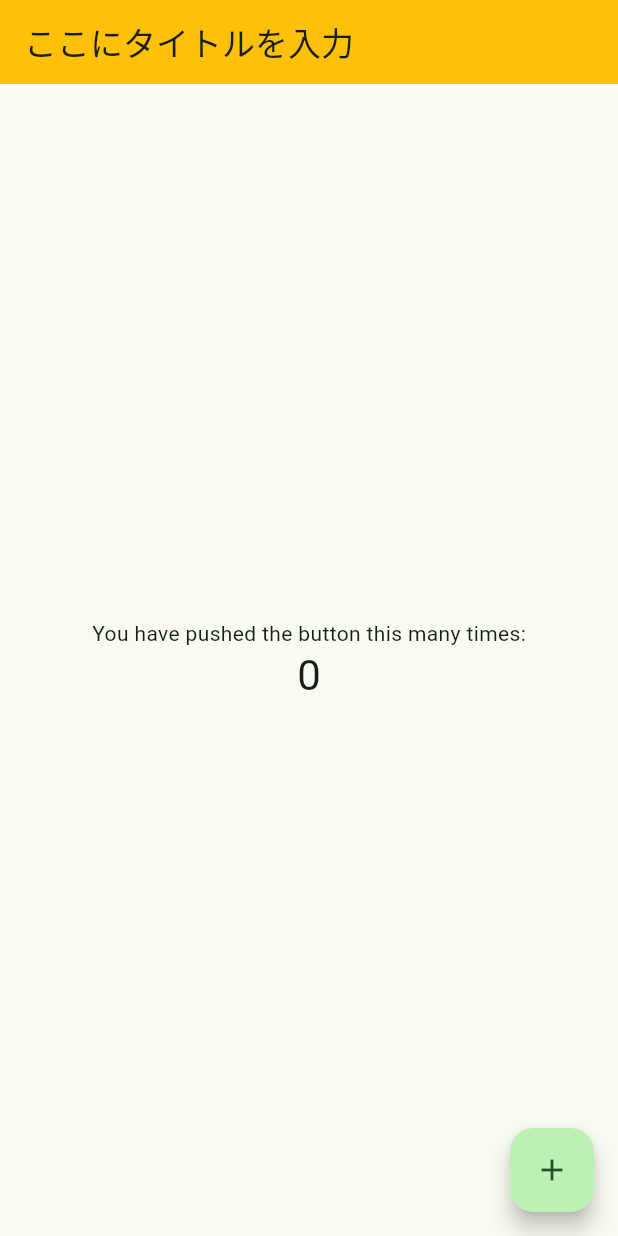
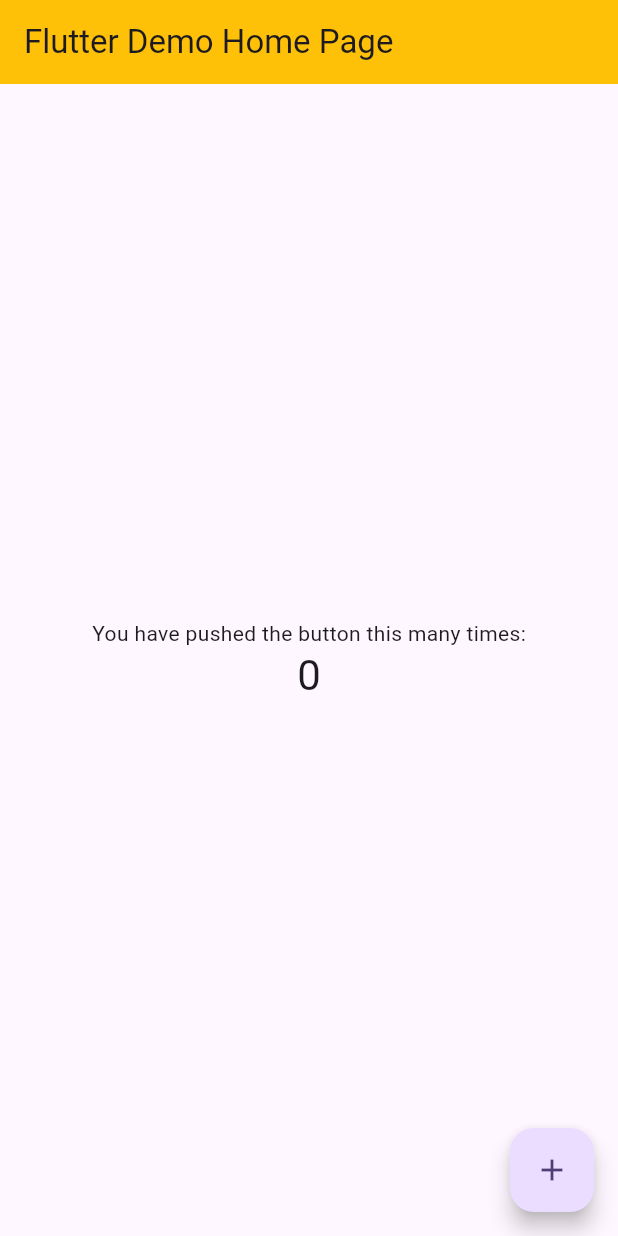
Before and after one commit to mistralll/flutter_playground, a Flutter app: the screen it shows after launch, on a phone screen of 412 x 824 dp. Run offline on Flutter 3.47's test engine with Material 3 defaults, Android fonts, the phone set to English and light mode, and no system bars.

Commit message:
clean: remove comments

```diff
--- a/lib/main.dart
+++ b/lib/main.dart
@@ -7,29 +7,12 @@ void main() {
 class MyApp extends StatelessWidget {
   const MyApp({super.key});
 
-  // This widget is the root of your application.
   @override
   Widget build(BuildContext context) {
     return MaterialApp(
       title: 'Flutter Demo',
       theme: ThemeData(
-        // This is the theme of your application.
-        //
-        // TRY THIS: Try running your application with "flutter run". You'll see
-        // the application has a purple toolbar. Then, without quitting the app,
-        // try changing the seedColor in the colorScheme below to Colors.green
-        // and then invoke "hot reload" (save your changes or press the "hot
-        // reload" button in a Flutter-supported IDE, or press "r" if you used
-        // the command line to start the app).
-        //
-        // Notice that the counter didn't reset back to zero; the application
-        // state is not lost during the reload. To reset the state, use hot
-        // restart instead.
-        //
-        // This works for code too, not just values: Most code changes can be
-        // tested with just a hot reload.
-        colorScheme: ColorScheme.fromSeed(seedColor: Colors.green),
-        // colorScheme: ColorScheme.fromSeed(seedColor: Colors.deepPurple),
+        colorScheme: ColorScheme.fromSeed(seedColor: Colors.deepPurple),
         useMaterial3: true,
       ),
       home: const MyHomePage(title: 'Flutter Demo Home Page'),
@@ -39,15 +22,6 @@ class MyApp extends StatelessWidget {
 
 class MyHomePage extends StatefulWidget {
   const MyHomePage({super.key, required this.title});
-
-  // This widget is the home page of your application. It is stateful, meaning
-  // that it has a State object (defined below) that contains fields that affect
-  // how it looks.
-
-  // This class is the configuration for the state. It holds the values (in this
-  // case the title) provided by the parent (in this case the App widget) and
-  // used by the build method of the State. Fields in a Widget subclass are
-  // always marked "final".
 
   final String title;
 
@@ -60,52 +34,19 @@ class _MyHomePageState extends State<MyHomePage> {
 
   void _incrementCounter() {
     setState(() {
-      // This call to setState tells the Flutter framework that something has
-      // changed in this State, which causes it to rerun the build method below
-      // so that the display can reflect the updated values. If we changed
-      // _counter without calling setState(), then the build method would not be
-      // called again, and so nothing would appear to happen.
       _counter++;
     });
   }
 
   @override
   Widget build(BuildContext context) {
-    // This method is rerun every time setState is called, for instance as done
-    // by the _incrementCounter method above.
-    //
-    // The Flutter framework has been optimized to make rerunning build methods
-    // fast, so that you can just rebuild anything that needs updating rather
-    // than having to individually change instances of widgets.
     return Scaffold(
       appBar: AppBar(
-        // TRY THIS: Try changing the color here to a specific color (to
-        // Colors.amber, perhaps?) and trigger a hot reload to see the AppBar
-        // change color while the other colors stay the same.
         backgroundColor: Colors.amber,
-        // backgroundColor: Theme.of(context).colorScheme.inversePrimary,
-        // Here we take the value from the MyHomePage object that was created by
-        // the App.build method, and use it to set our appbar title.
-        title: Text("ここにタイトルを入力"),
-        // title: Text(widget.title),
+        title: Text(widget.title),
       ),
       body: Center(
-        // Center is a layout widget. It takes a single child and positions it
-        // in the middle of the parent.
         child: Column(
-          // Column is also a layout widget. It takes a list of children and
-          // arranges them vertically. By default, it sizes itself to fit its
-          // children horizontally, and tries to be as tall as its parent.
-          //
-          // Column has various properties to control how it sizes itself and
-          // how it positions its children. Here we use mainAxisAlignment to
-          // center the children vertically; the main axis here is the vertical
-          // axis because Columns are vertical (the cross axis would be
-          // horizontal).
-          //
-          // TRY THIS: Invoke "debug painting" (choose the "Toggle Debug Paint"
-          // action in the IDE, or press "p" in the console), to see the
-          // wireframe for each widget.
           mainAxisAlignment: MainAxisAlignment.center,
           children: <Widget>[
             const Text(
@@ -122,7 +63,7 @@ class _MyHomePageState extends State<MyHomePage> {
         onPressed: _incrementCounter,
         tooltip: 'Increment',
         child: const Icon(Icons.add),
-      ), // This trailing comma makes auto-formatting nicer for build methods.
+      ),
     );
   }
 }
```
